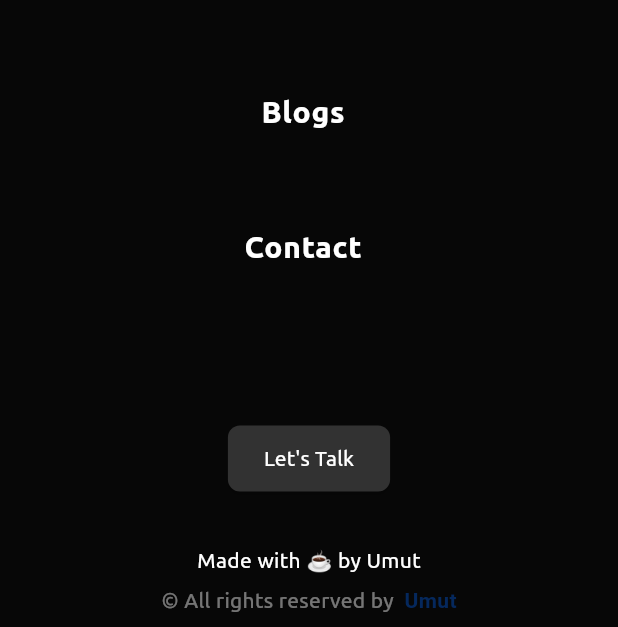
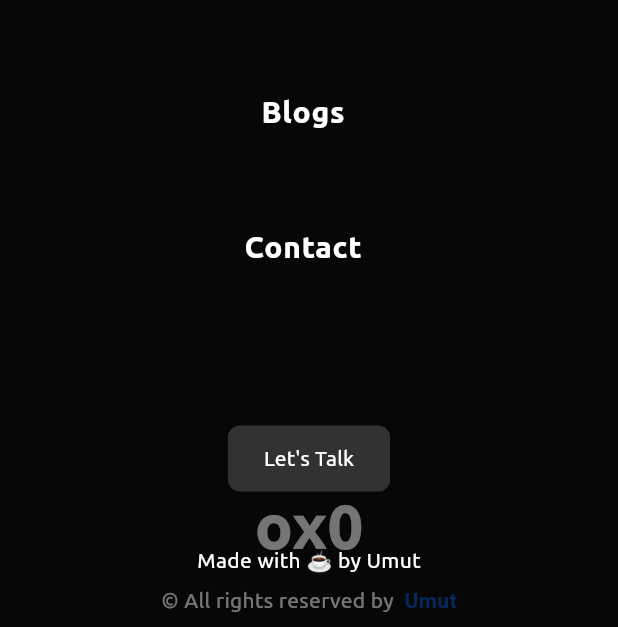
Before and after one commit to OmidHaqi/omidhaqi.github.io, a Flutter app: the BlogMobile screen opened directly, with the side drawer open, on a phone screen of 412 x 824 dp, the part 609-1236 px from its top. Run offline on Flutter 3.47's test engine with Material 3 defaults, Android fonts, the phone set to English and light mode, and no system bars; our stand-ins replace bloc, equatable, flutter_bloc, flutter_svg, flutter_widget_from_html, get_it and 3 more; missing offline and left inert: blurbox; accounts and stored records are empty; network calls fail.

Commit message:
Add Logo widget to AppFooter and restructure layout for improved visual hierarchy

```diff
--- a/lib/core/common/widgets/app_footer.dart
+++ b/lib/core/common/widgets/app_footer.dart
@@ -1,4 +1,5 @@
 import 'package:flutter/material.dart';
+import 'package:ox0/core/common/widgets/logo.dart';
 
 class AppFooter extends StatelessWidget {
   const AppFooter({
@@ -9,7 +10,11 @@ class AppFooter extends StatelessWidget {
   Widget build(BuildContext context) {
     return const Padding(
       padding:  EdgeInsets.all(8.0),
-      child:  Text.rich(
+      child:  Column(
+        spacing: 10,
+        children: [
+          Logo(),
+          Text.rich(
             TextSpan(
               children: [
                 TextSpan(
@@ -24,6 +29,8 @@ class AppFooter extends StatelessWidget {
               ],
             ),
           ),
+        ],
+      ),
     );
   }
 }
```
Lines whose indentation alone changed are shown as unchanged.
